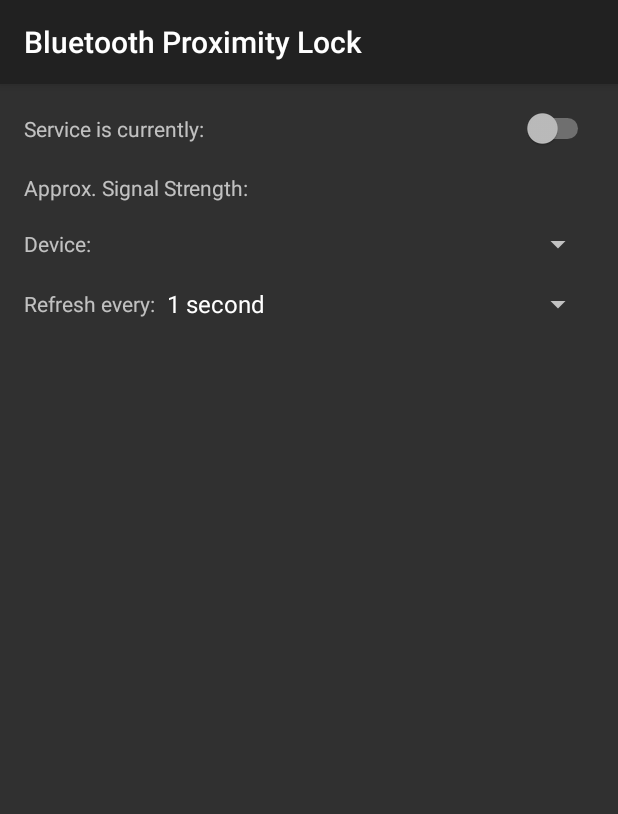
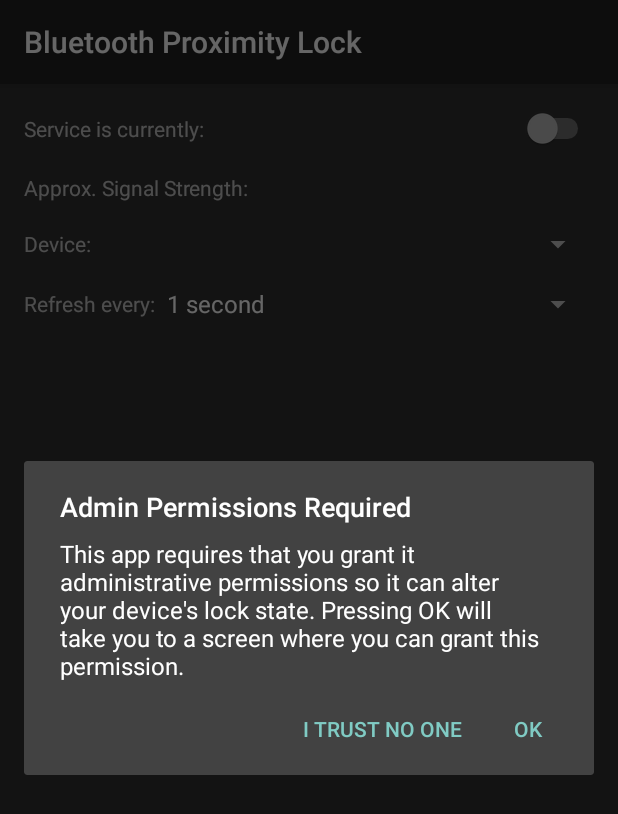
Before and after one commit to cjmoran/Bluetooth-Proximity-Lock, an Android app: the fragment BluetoothFragment shown on its own in the app's theme, on a phone screen of 412 x 824 dp. Shown: the top 814 px of the screen. Run offline under Robolectric (Android 15) with nearby library versions, the phone set to English and light mode, and no system bars.

Commit message:
Implemented admin prompt
App prompts user to give it admin permissions on startup now. The dialog isn't cancelable so the app does nothing until it has permission.

```diff
--- a/Bluetooth Proximity Lock/src/main/java/com/javadog/bluetoothproximitylock/BluetoothFragment.java
+++ b/Bluetooth Proximity Lock/src/main/java/com/javadog/bluetoothproximitylock/BluetoothFragment.java
@@ -16,10 +16,16 @@
 
 package com.javadog.bluetoothproximitylock;
 
+import android.app.AlertDialog;
+import android.app.Dialog;
+import android.app.DialogFragment;
 import android.app.Fragment;
+import android.app.admin.DevicePolicyManager;
 import android.bluetooth.BluetoothDevice;
 import android.content.BroadcastReceiver;
+import android.content.ComponentName;
 import android.content.Context;
+import android.content.DialogInterface;
 import android.content.Intent;
 import android.content.IntentFilter;
 import android.os.Bundle;
@@ -43,6 +49,8 @@ import java.util.Set;
  */
 public class BluetoothFragment extends Fragment implements
 		CompoundButton.OnCheckedChangeListener,AdapterView.OnItemSelectedListener {
+	final static int REQUEST_CODE_ENABLE_ADMIN = 984;
+
 	protected SignalStrengthUpdateReceiver ssReceiver;
 	protected static Switch serviceToggle;
 	protected static TextView signalStrengthView;
@@ -86,6 +94,14 @@ public class BluetoothFragment extends Fragment implements
 			ssReceiver = new SignalStrengthUpdateReceiver();
 		}
 		manager.registerReceiver(ssReceiver, filter);
+
+		//Check whether device admin privileges are active, and show a dialog if not
+		DevicePolicyManager dpm = (DevicePolicyManager) getActivity().getSystemService(Context.DEVICE_POLICY_SERVICE);
+		if(!dpm.isAdminActive(new ComponentName(getActivity().getApplicationContext(), DeviceLockManager.class))) {
+			AdminDialogFragment adminDialogFragment = new AdminDialogFragment();
+			adminDialogFragment.setCancelable(false);
+			adminDialogFragment.show(getFragmentManager(), "needsAdmin");
+		}
 	}
 
 	protected void populateBtDevices() {
@@ -295,4 +311,36 @@ public class BluetoothFragment extends Fragment implements
 			}
 		}
 	}
+
+	/**
+	 * Used for alerting the user that they'll be redirected to Settings to enable device admin.
+	 */
+	public static class AdminDialogFragment extends DialogFragment {
+		@Override
+		public Dialog onCreateDialog(Bundle savedInstanceState) {
+			AlertDialog.Builder builder = new AlertDialog.Builder(getActivity());
+			builder.setTitle(getResources().getString(R.string.device_admin_dialog_title))
+					.setMessage(getResources().getString(R.string.device_admin_dialog_text))
+					.setPositiveButton(getResources().getString(R.string.ok), new DialogInterface.OnClickListener() {
+						@Override
+						public void onClick(DialogInterface dialogInterface, int i) {
+							Intent activateAdminIntent = new Intent(DevicePolicyManager.ACTION_ADD_DEVICE_ADMIN);
+							activateAdminIntent.putExtra(DevicePolicyManager.EXTRA_DEVICE_ADMIN,
+									new ComponentName(getActivity().getApplicationContext(), DeviceLockManager.class));
+							activateAdminIntent.putExtra(DevicePolicyManager.EXTRA_ADD_EXPLANATION,
+									getResources().getString(R.string.device_admin_description));
+							startActivityForResult(activateAdminIntent, REQUEST_CODE_ENABLE_ADMIN);
+						}
+					})
+					.setNegativeButton(getResources().getString(R.string.nope), new DialogInterface.OnClickListener() {
+						@Override
+						public void onClick(DialogInterface dialogInterface, int i) {
+							getActivity().finish();
+						}
+					});
+			return builder.create();
+		}
+
+
+	}
 }
--- a/Bluetooth Proximity Lock/src/main/java/com/javadog/bluetoothproximitylock/DeviceLockManager.java
+++ b/Bluetooth Proximity Lock/src/main/java/com/javadog/bluetoothproximitylock/DeviceLockManager.java
@@ -46,6 +46,7 @@ public class DeviceLockManager extends DeviceAdminReceiver {
 		dpm = (DevicePolicyManager) context.getSystemService(Context.DEVICE_POLICY_SERVICE);
 
 		//Assume the device is locked already (surprisingly difficult to determine)
+		lockEnabled = true;
 	}
 
 	/**
--- a/Bluetooth Proximity Lock/src/main/res/values/strings.xml
+++ b/Bluetooth Proximity Lock/src/main/res/values/strings.xml
@@ -6,6 +6,11 @@
     <string name="title_section2">Wi-Fi</string>
     <string name="title_section3">Settings</string>
 
+	<string name="device_admin_dialog_title">Admin Permissions Required</string>
+	<string name="device_admin_dialog_text">This app requires that you grant it administrative permissions so it can alter
+		your device\'s lock state. Pressing "OK" will take you to a screen where you can grant this permission.</string>
+	<string name="ok">OK</string>
+	<string name="nope">I trust no one</string>
 	<string name="device_admin_description">Allow Bluetooth Proximity Lock to set passwords and
 		lock/unlock your device.</string>
 
```
